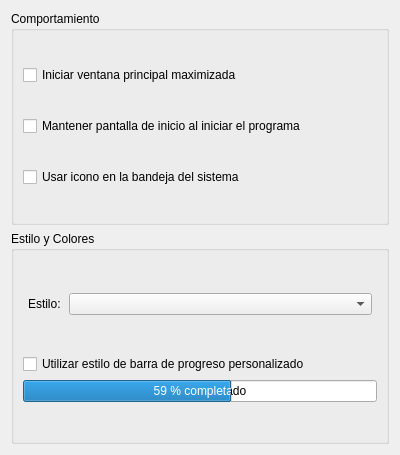
First picture: the form in trunk/src/FPrefGeneral.ui, repository chungote/gestotux, before the edit.
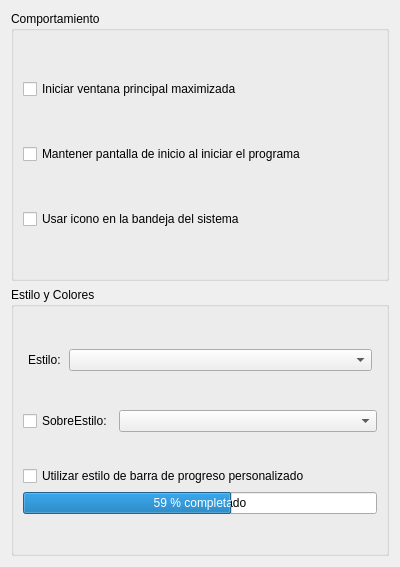
Second picture: the form after the edit.

Commit message: agregada posibilidad de tener sobreestilos. Modificado resumen general y agregados archivos de traducción

Diff of the .ui file:
```diff
--- a/trunk/src/FPrefGeneral.ui
+++ b/trunk/src/FPrefGeneral.ui
@@ -6,7 +6,7 @@
     <x>0</x>
     <y>0</y>
     <width>400</width>
-    <height>455</height>
+    <height>567</height>
    </rect>
   </property>
   <property name="windowTitle" >
@@ -66,22 +66,13 @@
      <property name="title" >
       <string>Estilo y Colores</string>
      </property>
-     <layout class="QVBoxLayout" >
+     <layout class="QVBoxLayout" name="verticalLayout" >
       <item>
        <layout class="QHBoxLayout" >
         <property name="spacing" >
          <number>8</number>
         </property>
-        <property name="leftMargin" >
-         <number>5</number>
-        </property>
-        <property name="topMargin" >
-         <number>5</number>
-        </property>
-        <property name="rightMargin" >
-         <number>5</number>
-        </property>
-        <property name="bottomMargin" >
+        <property name="margin" >
          <number>5</number>
         </property>
         <item>
@@ -115,6 +106,27 @@
         </item>
        </layout>
       </item>
+      <item>
+       <layout class="QHBoxLayout" name="horizontalLayout" >
+        <item>
+         <widget class="QCheckBox" name="CkBSobreEstilo" >
+          <property name="text" >
+           <string>SobreEstilo:</string>
+          </property>
+         </widget>
+        </item>
+        <item>
+         <widget class="QComboBox" name="CBSobreEstilo" >
+          <property name="sizePolicy" >
+           <sizepolicy vsizetype="Fixed" hsizetype="MinimumExpanding" >
+            <horstretch>0</horstretch>
+            <verstretch>0</verstretch>
+           </sizepolicy>
+          </property>
+         </widget>
+        </item>
+       </layout>
+      </item>
       <item>
        <layout class="QVBoxLayout" >
         <item>
```
Left out of the diff: 21 changed lines with no effect on the pictures. The commit also changes 42 other files.
